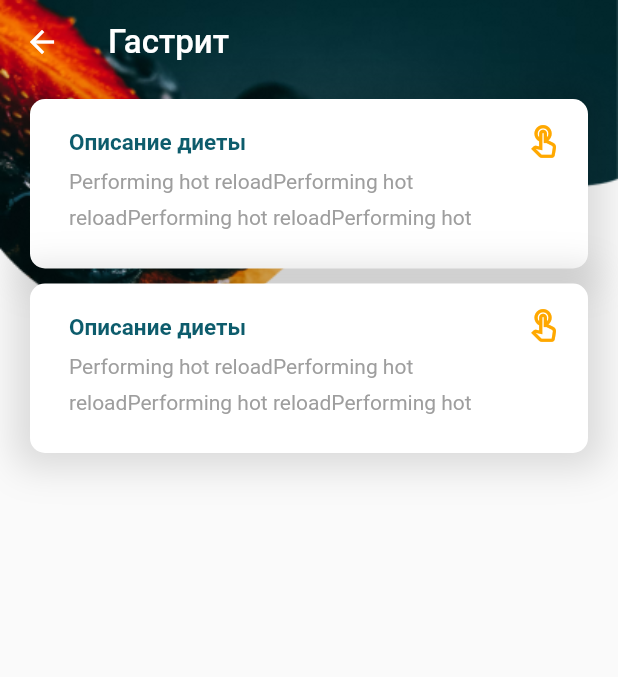
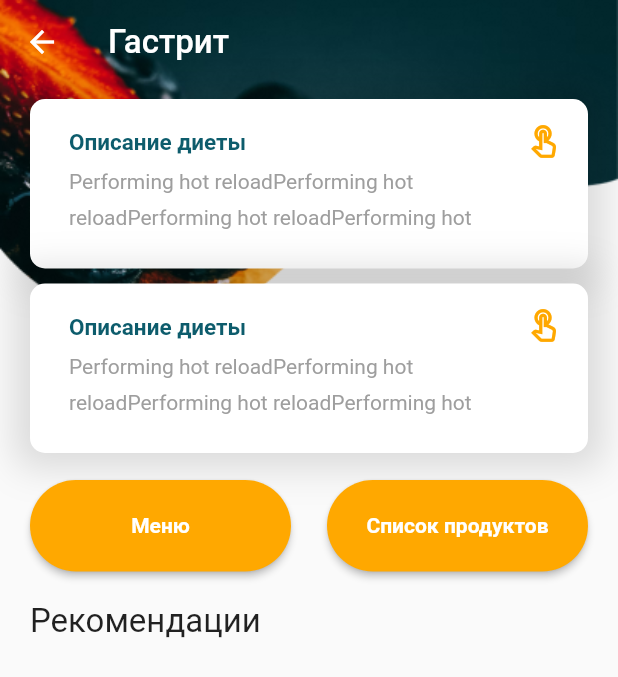
Before and after one commit to asg1997/Diet_List_Flutter, a Flutter app: the MainScreen screen opened by its route, on a phone screen of 412 x 824 dp. Shown: the top 677 px of the screen. Run offline on Flutter 3.47's test engine with Material 2 defaults, Android fonts, the light colour scheme and no system bars.

Commit message:
Любимой жене

```diff
--- a/lib/Components/button.dart
+++ b/lib/Components/button.dart
@@ -7,11 +7,13 @@ class Button extends StatefulWidget {
     // дефолтные значения для кнопки, чтобы ничего не полетело
     this.buttonTitle = '',
     this.buttonColor = const Color.fromRGBO(255, 168, 0, 1),
+    this.routeName = '/Main',
   }) : super(key: key);
 
 // Параметры кнопки, которые будут меняться
   String buttonTitle;
   Color buttonColor;
+  String routeName;
 
   @override
   _ButtonState createState() => _ButtonState();
@@ -29,7 +31,7 @@ class _ButtonState extends State<Button> {
       width: 174,
       child: ElevatedButton(
           onPressed: () {
-            Navigator.pushNamed(context, '/MainScreen');
+            Navigator.pushNamed(context, widget.routeName);
           },
           style: ElevatedButton.styleFrom(
             primary: widget.buttonColor,
--- a/lib/Screens/main_screen.dart
+++ b/lib/Screens/main_screen.dart
@@ -1,3 +1,4 @@
+import 'package:diet_list_flutter/Components/button.dart';
 import 'package:diet_list_flutter/Components/custom_app_bar.dart';
 import 'package:flutter/material.dart';
 
@@ -40,87 +41,34 @@ class _MainScreenState extends State<MainScreen> {
                   discriptionTile(),
                   SizedBox(height: 10),
                   discriptionTile(),
+                  SizedBox(height: 18,),
+                  Row(
+                    mainAxisAlignment: MainAxisAlignment.spaceBetween,
+                    children: [
+                      Button(buttonTitle: 'Меню',
+                      routeName: '/MenuScreen',),
+                      Button(buttonTitle: 'Список продуктов',
+                      routeName: '/ProductListScreen',)
+                    ],
+                  ),
+                  Align(
+                    alignment: Alignment.centerLeft,
+                    child: Padding(padding: EdgeInsets.only( top: 20) ,
+                      child: Text(
+                      'Рекомендации',
+                        style: TextStyle(
+                          fontSize: 22,
+                        ),
+                      )
+                    ),
+                  ),
+
                 ],
               ),
             ),
           ),
-
         ],
-
       ),
-      // body: SafeArea(
-      //   child: Stack(
-      //     children: [
-      //       // MARK: - Шапка
-      //       // Задняя картинка
-      //       Container(
-      //         decoration: BoxDecoration(
-      //             image: DecorationImage(
-      //                 image: AssetImage('assets/fon.png'),
-      //                 fit: BoxFit.fitWidth,
-      //                 alignment: Alignment.topCenter)),
-      //       ),
-      //       // Заголовок
-      //       Align(
-      //         alignment: Alignment.topCenter,
-      //         child: Padding(
-      //           padding: const EdgeInsets.only(top: 20),
-      //           child:
-      //               Row(mainAxisAlignment: MainAxisAlignment.center, children: [
-      //             ElevatedButton(
-      //                 onPressed: () {},
-      //                 style: ElevatedButton.styleFrom(
-      //                     primary: Colors.transparent,
-      //                     shadowColor: Colors.transparent),
-      //                 child: Row(children: [
-      //                   Text(
-      //                     'Гастрит',
-      //                     style: TextStyle(
-      //                         fontSize: 22,
-      //                         color: Colors.white,
-      //                         fontWeight: FontWeight.bold),
-      //                   ),
-      //                   Padding(padding: EdgeInsets.only(left: 5)),
-      //                   Icon(
-      //                     Icons.keyboard_arrow_down_rounded,
-      //                     size: 25,
-      //                     color: Color.fromRGBO(255, 168, 0, 1),
-      //                   )
-      //                 ])),
-      //           ]),
-      //         ),
-      //       ),
-      //       // Меню
-      //       Align(
-      //           alignment: Alignment.topLeft,
-      //           child: Padding(
-      //               padding: const EdgeInsets.only(top: 19, left: 5),
-      //               child: ElevatedButton(
-      //                 onPressed: () {},
-      //                 style: ElevatedButton.styleFrom(
-      //                     primary: Colors.transparent,
-      //                     shadowColor: Colors.transparent),
-      //                 child: Icon(
-      //                   Icons.menu_outlined,
-      //                   size: 30,
-      //                   color: Colors.white,
-      //                 ),
-      //               ))),
-      //
-      //
-      //       // Ячейки с описанием
-      //       // SizedBox(height: 10,),
-      //       // Column(
-      //       // children: [
-      //       //   discriptionTile(),
-      //       //   SizedBox(height: 10),
-      //       //   discriptionTile(),
-      //       // ],
-      //       // )
-      //
-      //     ],
-      //   ),
-      // ),
     );
   }
 
@@ -128,7 +76,10 @@ class _MainScreenState extends State<MainScreen> {
 
   // TODO: - Реализовать нажатие
   Widget discriptionTile() {
-    return Container(
+    return GestureDetector( onTap: () {
+      print('dgdfgdfgfd');
+    },
+      child: Container(
         height: 113,
         decoration: BoxDecoration(
           color: Colors.white,
@@ -198,6 +149,7 @@ class _MainScreenState extends State<MainScreen> {
             )
           ],
         ),
+      ),
     );
   }
 }
```
Lines whose indentation alone changed are shown as unchanged.
